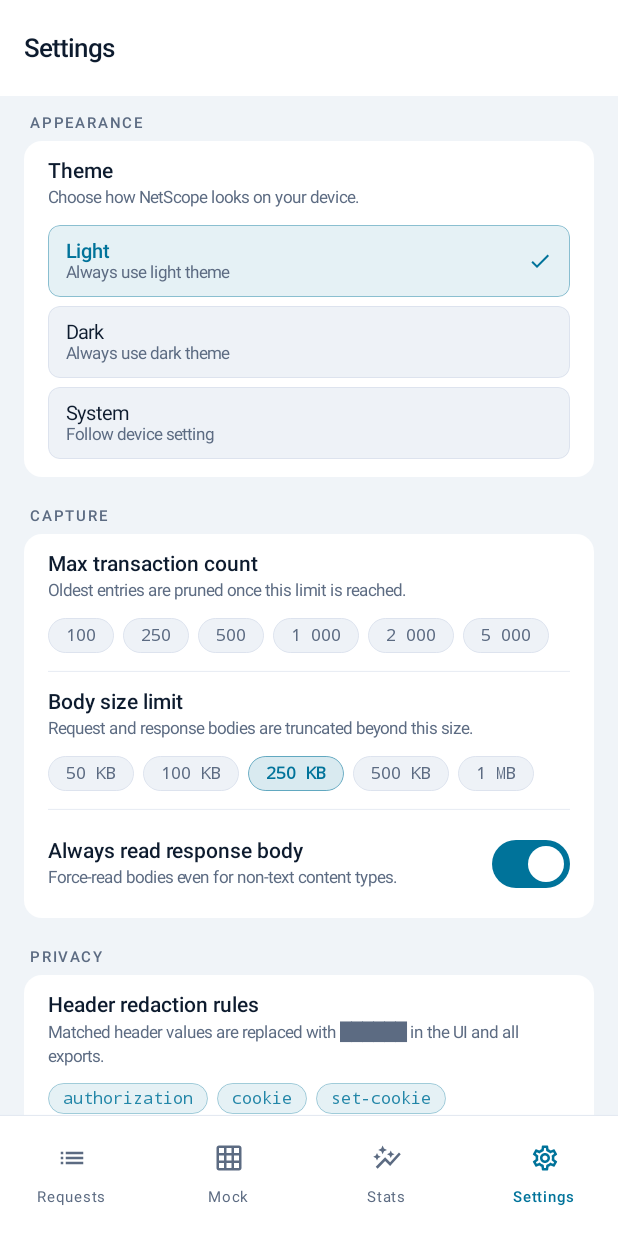
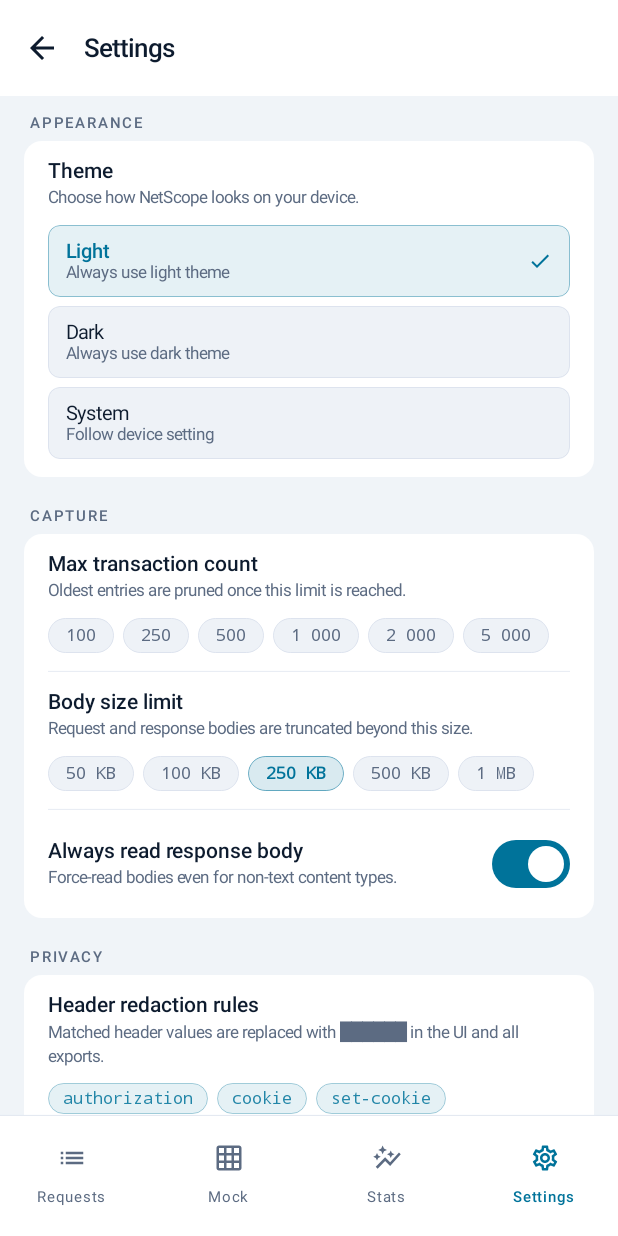
Before and after one commit to droidnest/io.netscope, an Android app built with Jetpack Compose: the NetScopeActivity screen opened directly, with no data from a screen before it, item 4 of the bottom bar chosen, on a phone screen of 412 x 824 dp. Run offline under Robolectric (Android 15) with nearby library versions, the phone set to English and light mode, and no system bars; network calls fail; 2 statements that could not run were skipped.

Commit message:
feat(ui): add a back arrow to the main screens that returns to the app

```diff
--- a/netscope-ui/src/main/kotlin/io/netscope/ui/NetScopeActivity.kt
+++ b/netscope-ui/src/main/kotlin/io/netscope/ui/NetScopeActivity.kt
@@ -78,6 +78,8 @@ class NetScopeActivity : ComponentActivity() {
                             prefs.themeMode = mode
                             themeMode = mode
                         },
+                        // Back to the inspected app, wherever NetScope was opened from
+                        onExit         = ::finish,
                     )
                 }
             }
--- /dev/null
+++ b/netscope-ui/src/main/kotlin/io/netscope/ui/component/ExitButton.kt
@@ -0,0 +1,19 @@
+package io.netscope.ui.component
+
+import androidx.compose.material.icons.Icons
+import androidx.compose.material.icons.automirrored.filled.ArrowBack
+import androidx.compose.material3.Icon
+import androidx.compose.material3.IconButton
+import androidx.compose.runtime.Composable
+
+/** The back arrow of a main screen: it leaves NetScope for the app it inspects. */
+@Composable
+internal fun ExitButton(onExit: () -> Unit) {
+    IconButton(onClick = onExit) {
+        Icon(
+            imageVector = Icons.AutoMirrored.Filled.ArrowBack,
+            contentDescription = "Back to app",
+            tint = NetScopeOnSurface,
+        )
+    }
+}
--- a/netscope-ui/src/main/kotlin/io/netscope/ui/mockrules/MockRulesScreen.kt
+++ b/netscope-ui/src/main/kotlin/io/netscope/ui/mockrules/MockRulesScreen.kt
@@ -50,6 +50,7 @@ import androidx.compose.ui.unit.dp
 import androidx.compose.ui.unit.sp
 import io.netscope.model.MockRule
 import io.netscope.ui.component.ColorSuccess
+import io.netscope.ui.component.ExitButton
 import io.netscope.ui.component.NetScopeAccent
 import io.netscope.ui.component.NetScopeBorder
 import io.netscope.ui.component.NetScopeCard
@@ -73,6 +74,7 @@ internal fun MockRulesScreen(
     onIntent: (UiIntent) -> Unit,
     onAddRule: () -> Unit,
     onEditRule: (String) -> Unit,
+    onExit: () -> Unit,
 ) {
     val state = uiState.dataOrNull() ?: return
     val rules = state.rules
@@ -92,6 +94,7 @@ internal fun MockRulesScreen(
         contentWindowInsets = WindowInsets(0),
         topBar = {
             TopAppBar(
+                navigationIcon = { ExitButton(onExit = onExit) },
                 title = {
                     ScreenTitle(
                         text = "Mock Rules",
--- a/netscope-ui/src/main/kotlin/io/netscope/ui/navigation/NetScopeNavGraph.kt
+++ b/netscope-ui/src/main/kotlin/io/netscope/ui/navigation/NetScopeNavGraph.kt
@@ -87,6 +87,7 @@ internal fun NetScopeNavGraph(
     navController: NavHostController,
     themeMode: ThemeMode,
     onThemeChange: (ThemeMode) -> Unit,
+    onExit: () -> Unit,
 ) {
     // Scoped to the graph: the list and the Stats screen are one flow, and the Stats screen shows
     // the figures of the filtered list.
@@ -128,6 +129,7 @@ internal fun NetScopeNavGraph(
                     uiState           = transactionsViewModel.uiState.collectAsStateWithLifecycle().value,
                     onIntent          = transactionsViewModel::onIntent,
                     onOpenTransaction = { id -> navController.openTransaction(id = id) },
+                    onExit            = onExit,
                 )
             }
 
@@ -138,6 +140,7 @@ internal fun NetScopeNavGraph(
                     onIntent   = viewModel::onIntent,
                     onAddRule  = { navController.navigate(ROUTE_MOCK_ADD) },
                     onEditRule = { id -> navController.navigate("mock_rules/edit/$id") },
+                    onExit     = onExit,
                 )
             }
 
@@ -146,6 +149,7 @@ internal fun NetScopeNavGraph(
                     uiState           = transactionsViewModel.uiState.collectAsStateWithLifecycle().value,
                     onIntent          = transactionsViewModel::onIntent,
                     onOpenTransaction = { id -> navController.openTransaction(id = id) },
+                    onExit            = onExit,
                 )
             }
 
@@ -157,6 +161,7 @@ internal fun NetScopeNavGraph(
                     onBack        = { navController.popBackStack() },
                     currentTheme  = themeMode,
                     onThemeChange = onThemeChange,
+                    onExit        = onExit,
                 )
             }
 
--- a/netscope-ui/src/main/kotlin/io/netscope/ui/settings/SettingsScreen.kt
+++ b/netscope-ui/src/main/kotlin/io/netscope/ui/settings/SettingsScreen.kt
@@ -62,6 +62,7 @@ import androidx.compose.ui.text.input.ImeAction
 import androidx.compose.ui.unit.dp
 import androidx.compose.ui.unit.sp
 import io.netscope.ui.component.ColorError
+import io.netscope.ui.component.ExitButton
 import io.netscope.ui.component.NetScopeAccent
 import io.netscope.ui.component.NetScopeBorder
 import io.netscope.ui.component.NetScopeCard
@@ -108,6 +109,7 @@ internal fun SettingsScreen(
     onBack: () -> Unit,
     currentTheme: ThemeMode,
     onThemeChange: (ThemeMode) -> Unit,
+    onExit: () -> Unit,
 ) {
     val state = uiState.dataOrNull() ?: return
     val content = state.content
@@ -127,6 +129,7 @@ internal fun SettingsScreen(
         contentWindowInsets = WindowInsets(0),
         topBar = {
             TopAppBar(
+                navigationIcon = { ExitButton(onExit = onExit) },
                 title = { ScreenTitle(text = "Settings") },
                 colors = TopAppBarDefaults.topAppBarColors(containerColor = NetScopeSurface),
             )
--- a/netscope-ui/src/main/kotlin/io/netscope/ui/transactions/list/TransactionListScreen.kt
+++ b/netscope-ui/src/main/kotlin/io/netscope/ui/transactions/list/TransactionListScreen.kt
@@ -96,6 +96,7 @@ import io.netscope.model.TransactionSummary
 import io.netscope.ui.component.ColorAmber
 import io.netscope.ui.component.ColorPurple
 import io.netscope.ui.component.ColorSuccess
+import io.netscope.ui.component.ExitButton
 import io.netscope.ui.component.NetScopeAccent
 import io.netscope.ui.component.NetScopeBorder
 import io.netscope.ui.component.NetScopeCard
@@ -149,6 +150,7 @@ internal fun TransactionListScreen(
     uiState: UiState<TransactionsUiState>,
     onIntent: (UiIntent) -> Unit,
     onOpenTransaction: (Long) -> Unit,
+    onExit: () -> Unit,
 ) {
     val state = uiState.dataOrNull() ?: return
     val content = state.content
@@ -189,6 +191,7 @@ internal fun TransactionListScreen(
         contentWindowInsets = WindowInsets(0),
         topBar = {
             TopAppBar(
+                navigationIcon = { ExitButton(onExit = onExit) },
                 title = {
                     val accent = NetScopeAccent
                     val onSurface = NetScopeOnSurface
--- a/netscope-ui/src/main/kotlin/io/netscope/ui/transactions/stats/StatsScreen.kt
+++ b/netscope-ui/src/main/kotlin/io/netscope/ui/transactions/stats/StatsScreen.kt
@@ -50,6 +50,7 @@ import io.netscope.ui.component.ColorError
 import io.netscope.ui.component.ColorPink
 import io.netscope.ui.component.ColorPurple
 import io.netscope.ui.component.ColorSuccess
+import io.netscope.ui.component.ExitButton
 import io.netscope.ui.component.NetScopeAccent
 import io.netscope.ui.component.NetScopeBorder
 import io.netscope.ui.component.NetScopeCard
@@ -89,6 +90,7 @@ internal fun StatsScreen(
     uiState: UiState<TransactionsUiState>,
     onIntent: (UiIntent) -> Unit,
     onOpenTransaction: (Long) -> Unit,
+    onExit: () -> Unit,
 ) {
     val state = uiState.dataOrNull() ?: return
     val stats = state.content.stats
@@ -109,6 +111,7 @@ internal fun StatsScreen(
         contentWindowInsets = WindowInsets(0),
         topBar = {
             TopAppBar(
+                navigationIcon = { ExitButton(onExit = onExit) },
                 title = { ScreenTitle(text = "Stats") },
                 colors = TopAppBarDefaults.topAppBarColors(containerColor = NetScopeSurface),
             )
```
